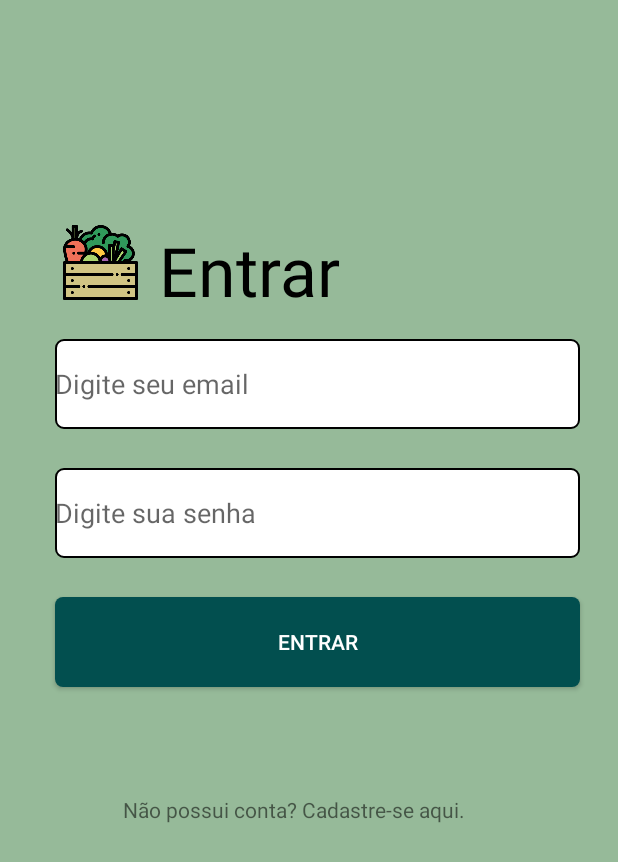
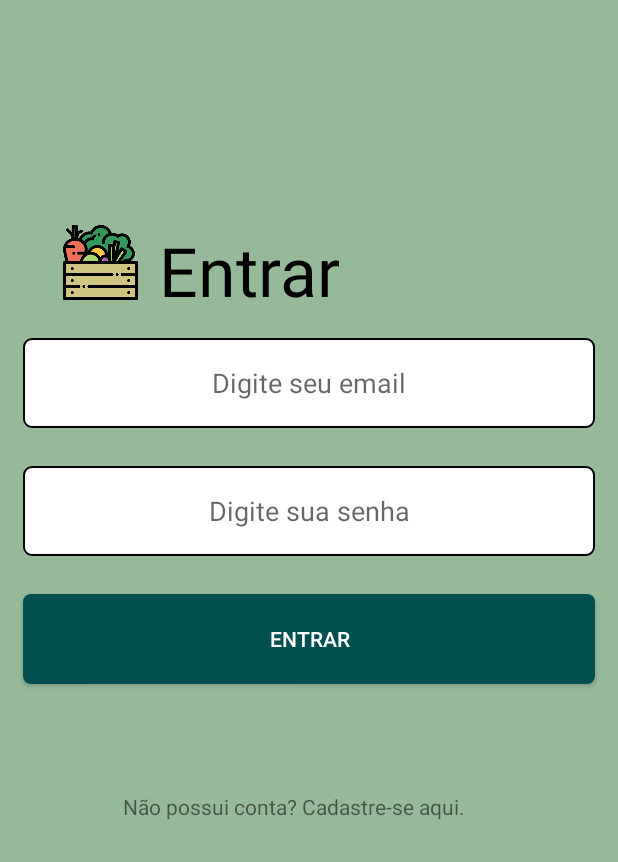
Before and after one commit to Gabs19/ecoshop, an Android app: the screen it shows after launch (Login), on a phone screen of 412 x 824 dp. Shown: the top 862 px of the screen. Run offline under Robolectric (Android 15) with nearby library versions, the phone set to English and light mode, and no system bars; our stand-ins replace Firebase (no records; nobody signed in at launch, a user with empty details on screens opened directly).

Commit message:
tela de login funcionando. Alteração nos formulários de cadastro e de login.

```diff
--- a/app/src/main/java/com/example/ecoshop/Login.java
+++ b/app/src/main/java/com/example/ecoshop/Login.java
@@ -3,11 +3,27 @@ package com.example.ecoshop;
 import android.content.Intent;
 import android.os.Bundle;
 import android.view.View;
+import android.widget.Button;
+import android.widget.EditText;
 import android.widget.TextView;
+import android.widget.Toast;
 
+import com.example.ecoshop.authentication.Conection;
+import com.google.android.gms.tasks.OnCompleteListener;
+import com.google.android.gms.tasks.Task;
+import com.google.firebase.auth.AuthResult;
+import com.google.firebase.auth.FirebaseAuth;
+
+import org.jetbrains.annotations.NotNull;
+
+import androidx.annotation.NonNull;
 import androidx.appcompat.app.AppCompatActivity;
 
 public class Login extends AppCompatActivity {
+    private EditText editEmail, editSenha;
+    private Button btnLogin;
+
+    private FirebaseAuth auth;
 
     @Override
     protected void onCreate(Bundle savedInstanceState) {
@@ -15,11 +31,22 @@ public class Login extends AppCompatActivity {
         setContentView(R.layout.activity_login);
 
         TextView btnCadastreSe = (TextView) findViewById(R.id.cadastre_se);
+        editEmail = findViewById(R.id.email);
+        editSenha = findViewById(R.id.password);
+        btnLogin = findViewById(R.id.login);
 
         btnCadastreSe.setOnClickListener(new View.OnClickListener() {
             @Override
             public void onClick(View v) {
                 cadastro();
+            }
+        });
+        btnLogin.setOnClickListener(new View.OnClickListener() {
+            @Override
+            public void onClick(View v) {
+                String email = editEmail.getText().toString().trim();
+                String senha = editSenha.getText().toString().trim();
+                login(email, senha);
             }
         });
     }
@@ -29,4 +56,27 @@ public class Login extends AppCompatActivity {
         startActivity(cadastroIntent);
         finish();
     }
+    private void login(String email, String senha){
+        auth.signInWithEmailAndPassword(email, senha)
+                .addOnCompleteListener(Login.this, new OnCompleteListener<AuthResult>() {
+                    @Override
+                    public void onComplete(@NonNull @NotNull Task<AuthResult> task) {
+                        if(task.isSuccessful()){
+                            Intent home = new Intent(Login.this, MainActivity.class);
+                            startActivity(home);
+                            finish();
+                        }else{
+                            alert("Email ou senha incorretos");
+                        }
+                    }
+                });
+    }
+    private void alert(String mensagem){
+        Toast.makeText(Login.this, mensagem, Toast.LENGTH_SHORT).show();
+    }
+
+    protected void onStart(){
+        super.onStart();
+        auth = Conection.getFirebaseAuth();
+    }
 }
--- a/app/src/main/java/com/example/ecoshop/SplashScreen.java
+++ b/app/src/main/java/com/example/ecoshop/SplashScreen.java
@@ -7,6 +7,8 @@ import android.os.Handler;
 import androidx.appcompat.app.AppCompatActivity;
 
 public class SplashScreen extends AppCompatActivity {
+
+
 
     @Override
     protected void onCreate(Bundle savedInstanceState) {
--- a/app/src/main/res/layout/activity_login.xml
+++ b/app/src/main/res/layout/activity_login.xml
@@ -41,44 +41,58 @@
         android:layout_width="350dp"
         android:layout_height="60dp"
         android:layout_below="@+id/imageView"
+        android:layout_alignParentStart="true"
+        android:layout_alignParentLeft="true"
         android:layout_alignParentEnd="true"
         android:layout_alignParentRight="true"
-        android:layout_marginTop="26dp"
-        android:layout_marginEnd="25dp"
-        android:layout_marginRight="25dp"
+        android:layout_marginStart="15dp"
+        android:layout_marginLeft="15dp"
+        android:layout_marginTop="25dp"
+        android:layout_marginEnd="15dp"
+        android:layout_marginRight="15dp"
         android:background="@drawable/input_round"
         android:ems="10"
-        android:inputType="textPostalAddress"
-        android:hint="Digite seu email"/>
+        android:textAlignment="center"
+        android:hint="Digite seu email"
+        android:inputType="textPostalAddress" />
 
     <EditText
         android:id="@+id/password"
         android:layout_width="350dp"
         android:layout_height="60dp"
         android:layout_below="@+id/email"
+        android:layout_alignParentStart="true"
+        android:layout_alignParentLeft="true"
         android:layout_alignParentEnd="true"
         android:layout_alignParentRight="true"
-        android:layout_marginTop="26dp"
-        android:layout_marginEnd="25dp"
-        android:layout_marginRight="25dp"
+        android:layout_marginStart="15dp"
+        android:layout_marginLeft="15dp"
+        android:layout_marginTop="25dp"
+        android:layout_marginEnd="15dp"
+        android:layout_marginRight="15dp"
         android:background="@drawable/input_round"
         android:ems="10"
-        android:inputType="textPassword"
-        android:hint="Digite sua senha"/>
+        android:textAlignment="center"
+        android:hint="Digite sua senha"
+        android:inputType="textPassword" />
 
     <Button
         android:id="@+id/login"
         android:layout_width="350dp"
         android:layout_height="60dp"
-        android:textColor="@color/white"
         android:layout_below="@+id/password"
+        android:layout_alignParentStart="true"
+        android:layout_alignParentLeft="true"
         android:layout_alignParentEnd="true"
         android:layout_alignParentRight="true"
-        android:layout_marginTop="26dp"
-        android:layout_marginEnd="25dp"
-        android:layout_marginRight="25dp"
+        android:layout_marginStart="15dp"
+        android:layout_marginLeft="15dp"
+        android:layout_marginTop="25dp"
+        android:layout_marginEnd="15dp"
+        android:layout_marginRight="15dp"
         android:background="@drawable/btn_arredondado"
-        android:text="Entrar" />
+        android:text="Entrar"
+        android:textColor="@color/white" />
 
     <TextView
         android:id="@+id/cadastre_se"
```
Also changed, not shown: app/src/main/res/layout/activity_sing_up.xml (+37 -13 lines).
